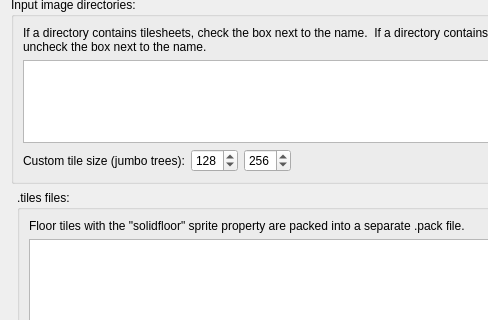
timbaker/tiled, file src/tiled/createpackdialog.ui: the form before one commit; both pictures show x 0 to 488 and y 96 to 416 of the 696 by 600 pixel window.
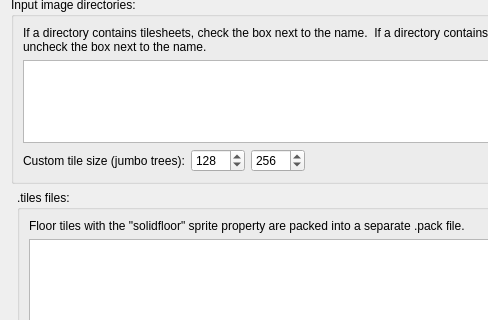
The form after the commit. Icons and pictures are not drawn.

Commit message: Added keybinds for BMP-tool brush size

The edit to the form file:
```diff
--- a/src/tiled/createpackdialog.ui
+++ b/src/tiled/createpackdialog.ui
@@ -167,7 +167,7 @@
         <item>
          <widget class="QSpinBox" name="jumboX">
           <property name="maximum">
-           <number>512</number>
+           <number>1024</number>
           </property>
           <property name="value">
            <number>128</number>
@@ -177,7 +177,7 @@
         <item>
          <widget class="QSpinBox" name="jumboY">
           <property name="maximum">
-           <number>512</number>
+           <number>1024</number>
           </property>
           <property name="value">
            <number>256</number>
```
Left out of the diff: 10 changed lines with no effect on the pictures. The commit also changes 2 other files.
